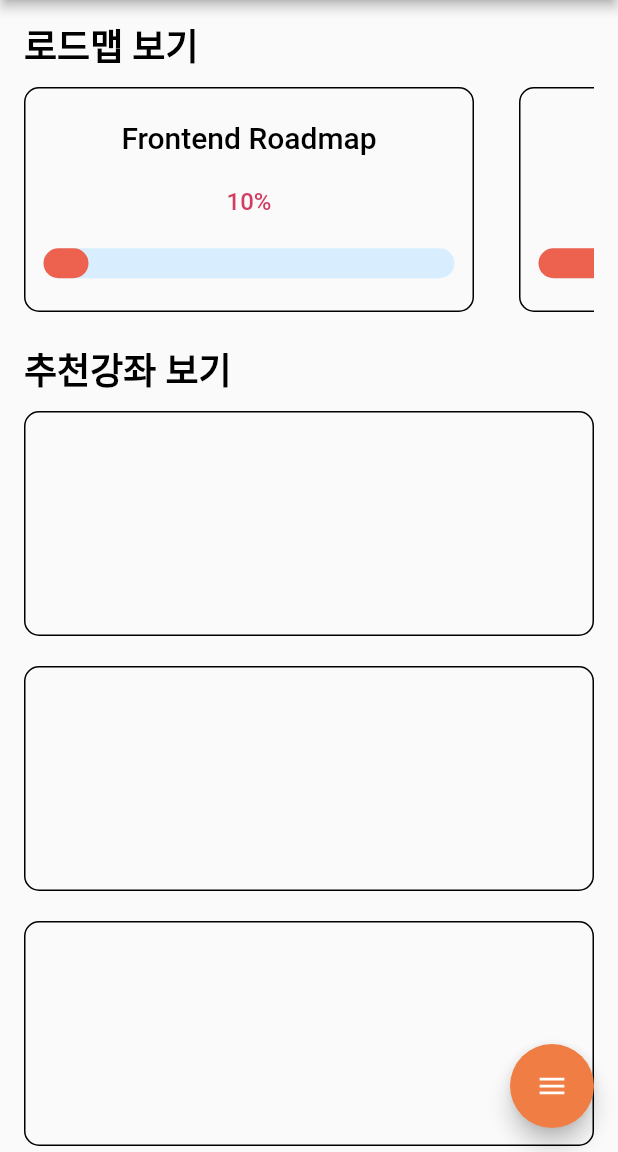
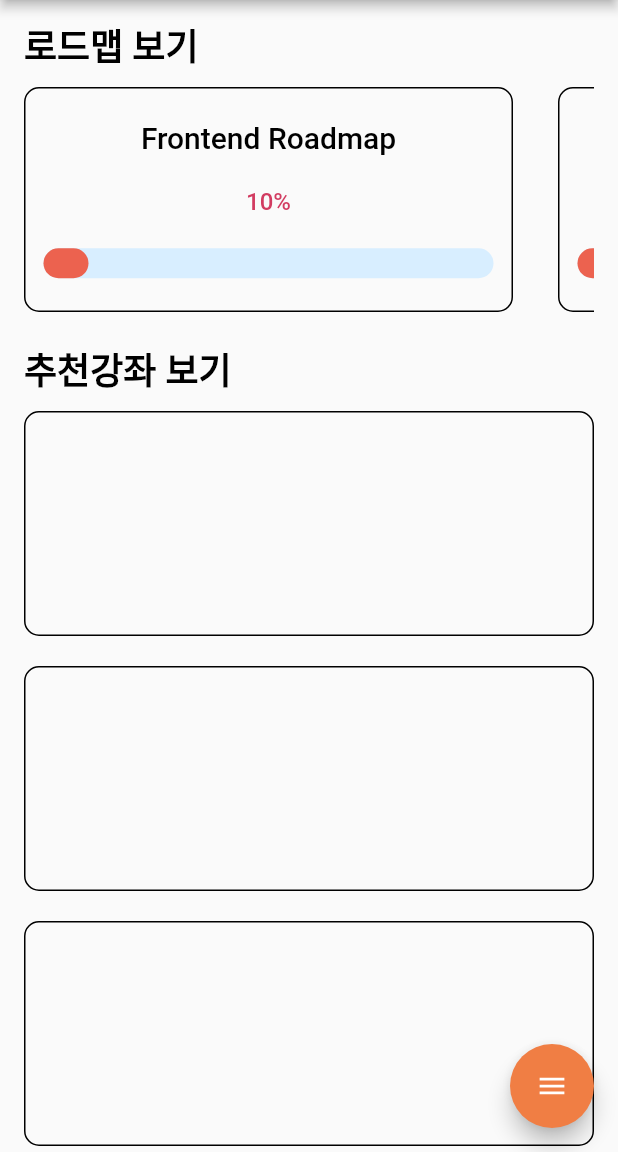
Before and after one commit to dash-map/dashmap-flutter, a Flutter app: the screen it shows after launch, on a phone screen of 412 x 824 dp, the part 84-1236 px from its top. Run offline on Flutter 3.47's test engine with Material 2 defaults, Android fonts, the phone set to English and light mode, and no system bars; drawn by our look-alikes of flutter_speed_dial.

Commit message:
Add Grey Color

```diff
--- a/lib/page/home.dart
+++ b/lib/page/home.dart
@@ -1,8 +1,8 @@
-import 'package:dash_map/page/login.dart';
 import 'package:dash_map/theme/color.dart';
+import 'package:dash_map/widget/app_bar.dart';
 import 'package:dash_map/widget/progress_bar.dart';
+import 'package:dash_map/widget/speed_dial_button.dart';
 import 'package:flutter/material.dart';
-import 'package:flutter_speed_dial/flutter_speed_dial.dart';
 
 class HomePage extends StatelessWidget {
   const HomePage({Key? key}) : super(key: key);
@@ -10,17 +10,7 @@ class HomePage extends StatelessWidget {
   @override
   Widget build(BuildContext context) {
     return Scaffold(
-      appBar: AppBar(
-        title: Image.asset(
-          'assets/logo.png',
-          fit: BoxFit.contain,
-          width: 40.0,
-          height: 40.0,
-        ),
-        backgroundColor: ColorData.white,
-        centerTitle: true,
-        elevation: 3.0,
-      ),
+      appBar: myAppBar(),
       body: Container(
         padding: const EdgeInsets.fromLTRB(16.0, 12.0, 16.0, 0.0),
         child: ListView(
@@ -69,64 +59,9 @@ class HomePage extends StatelessWidget {
     );
   }
 
-  Widget speedDialButton(BuildContext context) {
-    return SpeedDial(
-      animatedIcon: AnimatedIcons.menu_close,
-      animatedIconTheme: const IconThemeData(
-        size: 22,
-        color: ColorData.white,
-      ),
-      backgroundColor: ColorData.orange2,
-      visible: true,
-      curve: Curves.bounceIn,
-      spacing: 10.0,
-      spaceBetweenChildren: 10.0,
-      children: [
-        SpeedDialChild(
-          child: const Icon(
-            Icons.person,
-            color: ColorData.white,
-          ),
-          backgroundColor: ColorData.orange2,
-          onTap: () {
-            // Navigator.push(
-            //   context,
-            //   MaterialPageRoute(builder: (BuildContext context) {
-            //     return SearchPage();
-            //   }),
-            // );
-          },
-          label: '마이페이지',
-          labelBackgroundColor: ColorData.orange2,
-          labelStyle: const TextStyle(color: ColorData.white),
-        ),
-        SpeedDialChild(
-          child: const Icon(
-            Icons.exit_to_app,
-            color: ColorData.white,
-          ),
-          backgroundColor: ColorData.orange2,
-          onTap: () {
-            Navigator.push(
-              context,
-              MaterialPageRoute(builder: (BuildContext context) {
-                return LoginPage();
-              }),
-            );
-          },
-          label: '로그아웃',
-          labelBackgroundColor: ColorData.orange2,
-          labelStyle: const TextStyle(color: ColorData.white),
-        )
-        // labelStyle: TextStyle(color: ColorData.sky))
-      ],
-    );
-  }
-
   Widget recommendVideoItem({String? url, String? imgUrl}) {
     return InkWell(
       child: Container(
-        // width: 300,
         height: 150,
         decoration: BoxDecoration(
             border: Border.all(color: ColorData.black),
@@ -149,7 +84,6 @@ class RoadMapItem extends StatelessWidget {
   Widget build(BuildContext context) {
     return InkWell(
       child: Container(
-        width: 300,
         height: 150,
         decoration: BoxDecoration(
             border: Border.all(color: ColorData.black),
@@ -157,7 +91,10 @@ class RoadMapItem extends StatelessWidget {
         child: Column(
           mainAxisAlignment: MainAxisAlignment.spaceEvenly,
           children: [
-            Text(roadMapType, style: Theme.of(context).textTheme.headline2),
+            Text(
+              roadMapType,
+              style: Theme.of(context).textTheme.headline2,
+            ),
             Text(
               '$percent%',
               style: Theme.of(context)
--- a/lib/theme/color.dart
+++ b/lib/theme/color.dart
@@ -2,6 +2,8 @@ import 'dart:ui';
 
 class ColorData {
   static const black = Color(0xff000000);
+
+  static const grey = Color(0xff424242);
 
   static const white = Color(0xffFFFFFF);
 
```
Also changed, not shown: lib/page/my.dart (+83 -4 lines).
